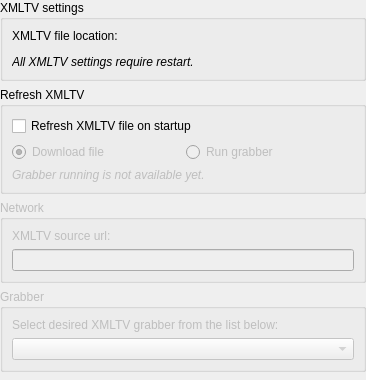
The window that src/ui/settings/SettingsSchedule.ui (ntadej/tano) describes before a commit, drawn with Qt 5.
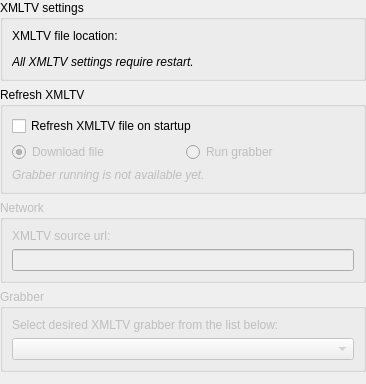
The same window after the commit. Icons and pictures are not drawn. Custom widgets are drawn as their Qt base class.

The edit to the form file:
```diff
--- a/src/ui/settings/SettingsSchedule.ui
+++ b/src/ui/settings/SettingsSchedule.ui
@@ -7,7 +7,7 @@
     <x>0</x>
     <y>0</y>
     <width>366</width>
-    <height>380</height>
+    <height>384</height>
    </rect>
   </property>
   <layout class="QVBoxLayout" name="verticalLayout">
```
Left out of the diff: 8 changed lines with no effect on the pictures.
